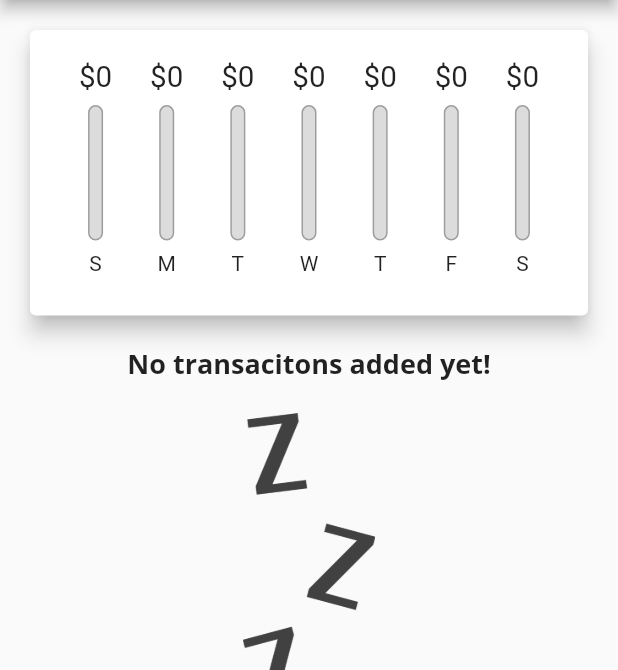
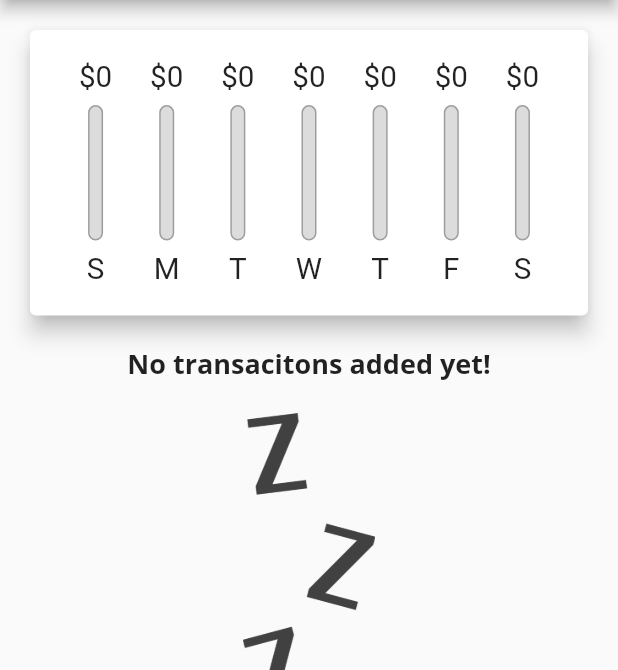
Before and after one commit to sinjikoro/personal_expenses, a Flutter app: the screen it shows after launch, on a phone screen of 412 x 824 dp, the part 84-754 px from its top. Run offline on Flutter 3.47's test engine with Material 2 defaults, Android fonts, the phone set to English and light mode, and no system bars.

```diff
--- a/lib/widgets/chart_bar.dart
+++ b/lib/widgets/chart_bar.dart
@@ -19,9 +19,7 @@ class ChartBar extends StatelessWidget {
                 child: Text('\$${spendingAmount.toStringAsFixed(0)}'),
               ),
             ),
-            SizedBox(
-              height: constraints.maxHeight * 0.05,
-            ),
+            SizedBox(height: constraints.maxHeight * 0.05),
             SizedBox(
               height: constraints.maxHeight * 0.6,
               width: 10,
@@ -47,7 +45,9 @@ class ChartBar extends StatelessWidget {
               ),
             ),
             SizedBox(height: constraints.maxHeight * 0.05),
-            SizedBox(height: constraints.maxHeight * 0.15, child: Text(label)),
+            SizedBox(
+                height: constraints.maxHeight * 0.15,
+                child: FittedBox(child: Text(label))),
           ],
         );
       }),
```
Also changed, not shown: lib/main.dart (+7 -0 lines).
